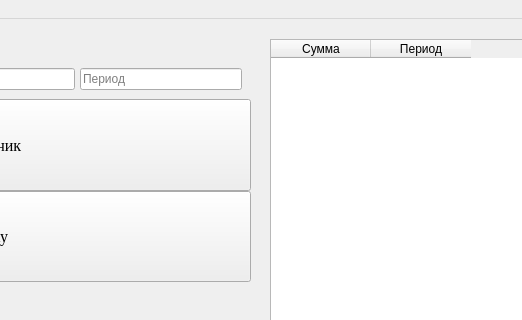
Myakita/Income-Expenses, file Example/qtclass.ui: the form before one commit; both pictures show x 350 to 872 and y 0 to 320 of the 1050 by 560 pixel window.
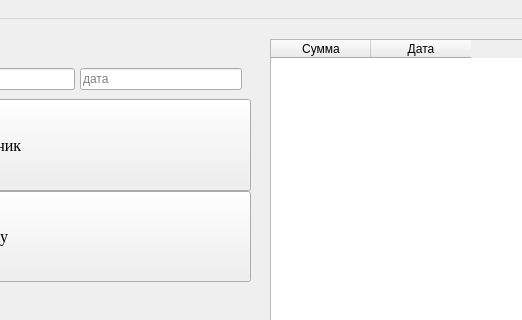
The form after the commit. Icons and pictures are not drawn.

```diff
--- a/Example/qtclass.ui
+++ b/Example/qtclass.ui
@@ -61,7 +61,7 @@
     </column>
     <column>
      <property name="text">
-      <string>Период</string>
+      <string>Дата</string>
      </property>
     </column>
    </widget>
@@ -248,7 +248,7 @@
                <string/>
               </property>
               <property name="placeholderText">
-               <string>Период</string>
+               <string>дата</string>
               </property>
              </widget>
             </item>
```
Left out of the diff: 14 changed lines with no effect on the pictures.
